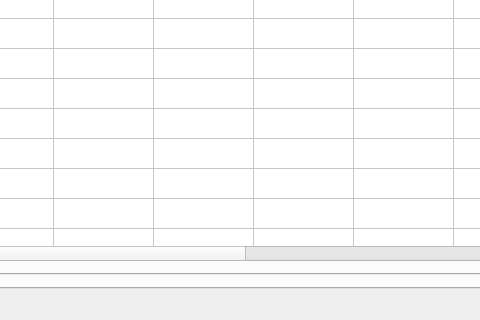
Qt form Code/inventory.ui (EranYonai/Auto-Baseline) before a commit; both pictures show x 116 to 596 and y 721 to 1041 of the 1042 by 1041 pixel window.
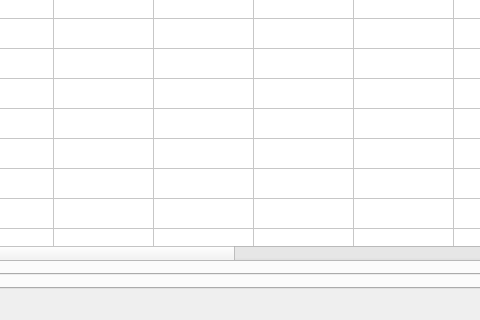
The same form after that commit. The open tabs and pages were chosen to show the change.

Commit message:
Added verification for nGEN
- Verification now supports nGEN machines.
- Updated Inventory GUI table element (added column monitor 2 version)

Patch:
```diff
--- a/Code/inventory.ui
+++ b/Code/inventory.ui
@@ -1625,7 +1625,7 @@
          <number>300</number>
         </property>
         <property name="columnCount">
-         <number>27</number>
+         <number>28</number>
         </property>
         <row/>
         <row/>
@@ -2007,6 +2007,11 @@
           <string>Monitor 2 PN</string>
          </property>
         </column>
+        <column>
+         <property name="text">
+          <string>Monitor 2 Version</string>
+         </property>
+        </column>
         <column>
          <property name="text">
           <string>Monitor 2 Hub SN</string>
```
Left out of the diff: 2 changed lines with no effect on the pictures. The commit also changes 1 other file.
